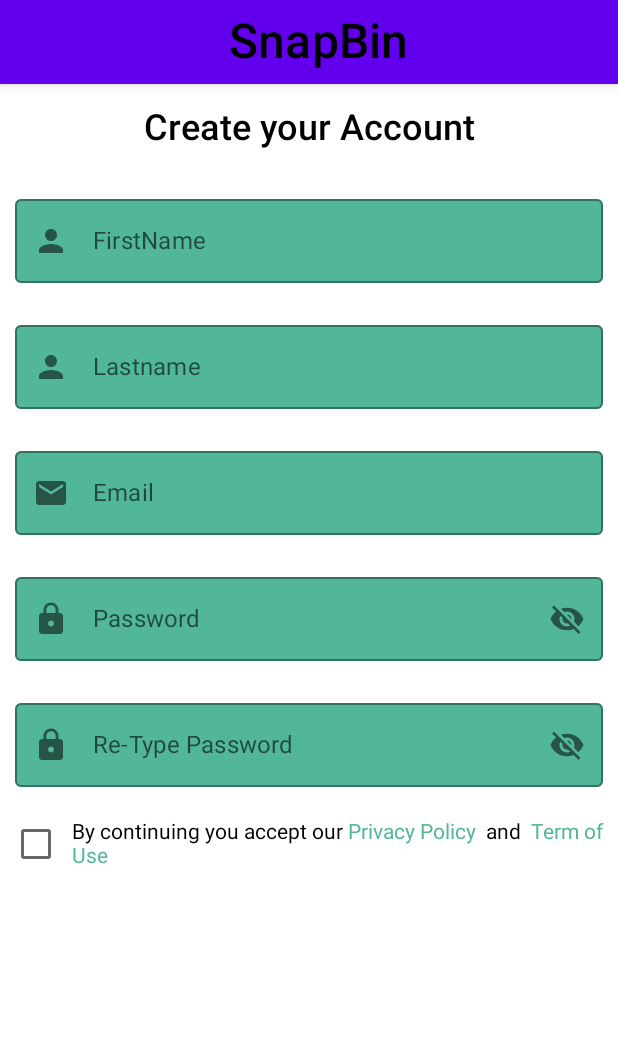
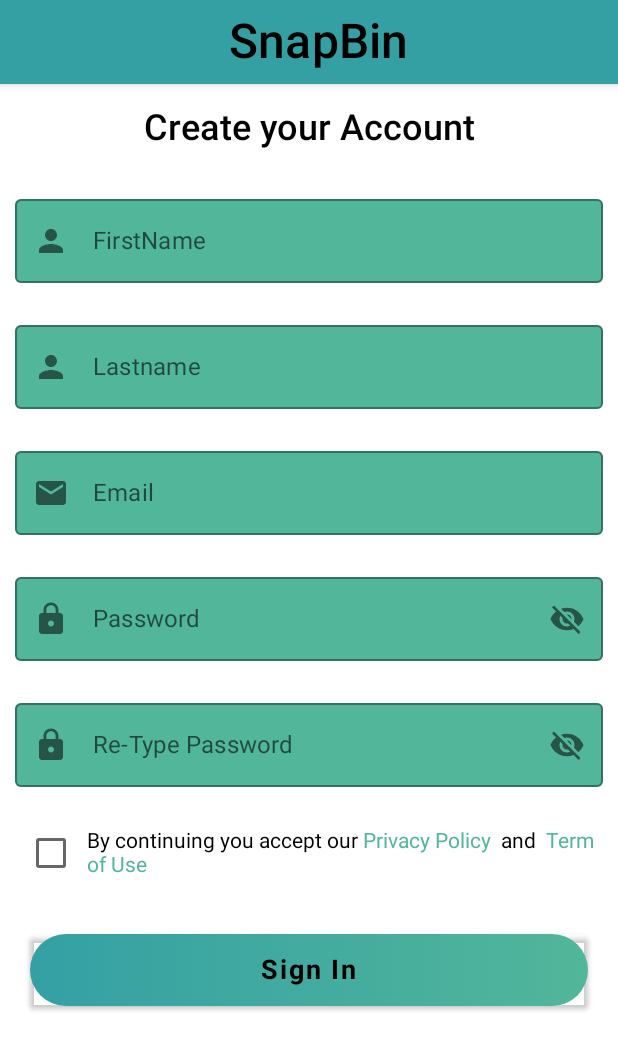
Before and after one commit to SnapBin/SnapBin, an Android app built with Jetpack Compose: the composable SignUpScreen shown on its own in the app's theme, on a phone screen of 412 x 824 dp. Shown: the top 1050 px of the screen. Run offline under Robolectric (Android 15) with nearby library versions, the phone set to English and light mode, and no system bars.

Commit message:
SnapBin Button

```diff
--- a/app/src/main/java/com/example/snapbin/Components/AppComponents.kt
+++ b/app/src/main/java/com/example/snapbin/Components/AppComponents.kt
@@ -2,10 +2,9 @@
 
 
 import android.util.Log
-import androidx.compose.foundation.layout.Row
-import androidx.compose.foundation.layout.fillMaxWidth
-import androidx.compose.foundation.layout.heightIn
-import androidx.compose.foundation.layout.padding
+import androidx.compose.foundation.background
+import androidx.compose.foundation.layout.*
+import androidx.compose.foundation.shape.RoundedCornerShape
 import androidx.compose.foundation.text.ClickableText
 import androidx.compose.foundation.text.KeyboardOptions
 import androidx.compose.material.*
@@ -17,6 +16,7 @@
 import androidx.compose.runtime.remember
 import androidx.compose.ui.Alignment
 import androidx.compose.ui.Modifier
+import androidx.compose.ui.graphics.Brush
 import androidx.compose.ui.graphics.Color
 import androidx.compose.ui.graphics.vector.ImageVector
 import androidx.compose.ui.res.stringResource
@@ -33,6 +33,7 @@
 import androidx.compose.ui.unit.sp
 import com.example.snapbin.R
 import com.example.snapbin.ui.theme.Bar_Color
+import com.example.snapbin.ui.theme.TopGreen
 
 @Composable
 fun NormalTextComponents(value: String) {
@@ -157,12 +158,13 @@
 fun CheckboxComponents (value: String, onTextSelected: (String) -> Unit) {
     Row(modifier = Modifier
         .fillMaxWidth()
-        .heightIn(56.dp),
+        .heightIn(50.dp)
+        .padding(10.dp),
         verticalAlignment = Alignment.CenterVertically,
     ){
-      val checkState = remember {
-          mutableStateOf(false)
-      }
+        val checkState = remember {
+            mutableStateOf(false)
+        }
         Checkbox(checked = checkState.value,
             onCheckedChange = {
                 checkState.value != checkState.value
@@ -207,6 +209,35 @@
 
 }
 
+@Composable
+fun ButtonComponent(value: String){
+    Button(
+        onClick = { /*TODO*/ },
+        modifier = Modifier
+            .fillMaxWidth()
+            .heightIn(48.dp)
+            .padding(20.dp),
+        contentPadding = PaddingValues(),
+        colors = ButtonDefaults.buttonColors(Color.Transparent)
+
+    ) {
+        Box(modifier = Modifier
+            .fillMaxWidth()
+            .heightIn(48.dp)
+            .background(
+                brush = Brush.horizontalGradient(listOf(TopGreen, Bar_Color)),
+                shape = RoundedCornerShape(50.dp)
+            ),
+            contentAlignment = Alignment.Center
+        ) {
+            Text(text = value,
+                fontSize = 18.sp,
+                fontWeight = FontWeight.Bold)
+        }
+
+    }
+}
+
 @Preview
 @Composable
 fun Default_preview() {
--- a/app/src/main/java/com/example/snapbin/screens/SignUpScreen.kt
+++ b/app/src/main/java/com/example/snapbin/screens/SignUpScreen.kt
@@ -10,6 +10,7 @@
 import androidx.compose.ui.graphics.Color
 import androidx.compose.ui.res.stringResource
 import androidx.compose.ui.tooling.preview.Preview
+import androidx.compose.ui.unit.dp
 import com.example.snapbin.Components.*
 import com.example.snapbin.Navigation.Screen
 import com.example.snapbin.Navigation.SnapBinAppRoute
@@ -45,6 +46,8 @@
 
             })
 
+            ButtonComponent(value = stringResource(R.string.Sign_in))
+
 
         }
 
--- a/app/src/main/java/com/example/snapbin/ui/theme/Theme.kt
+++ b/app/src/main/java/com/example/snapbin/ui/theme/Theme.kt
@@ -7,15 +7,15 @@
 import androidx.compose.runtime.Composable
 
 private val DarkColorPalette = darkColors(
-    primary = Purple500,
+    primary = TopGreen,
     primaryVariant = Purple500,
-    secondary = Teal200
+    secondary = TopGreen
 )
 
 private val LightColorPalette = lightColors(
-    primary = Purple500,
+    primary = TopGreen,
     primaryVariant = Purple700,
-    secondary = Teal200
+    secondary = TopGreen
 
     /* Other default colors to override
     background = Color.White,
--- a/app/src/main/res/values/strings.xml
+++ b/app/src/main/res/values/strings.xml
@@ -11,4 +11,5 @@
     <string name="Re_confirm">Re-Type Password</string>
     <string name="Terms_and_condition">By continuing you accept our Privacy Policy and Term of Use</string>
     <string name="Terms_and_conditions_heading">Terms of Use</string>
+    <string name="Sign_in">Sign In</string>
 </resources>
```
